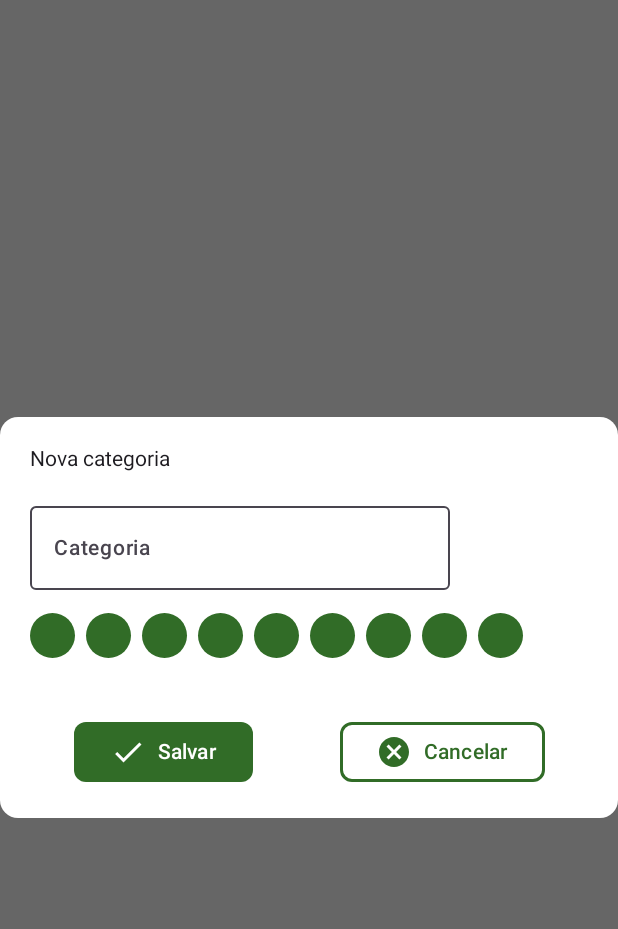
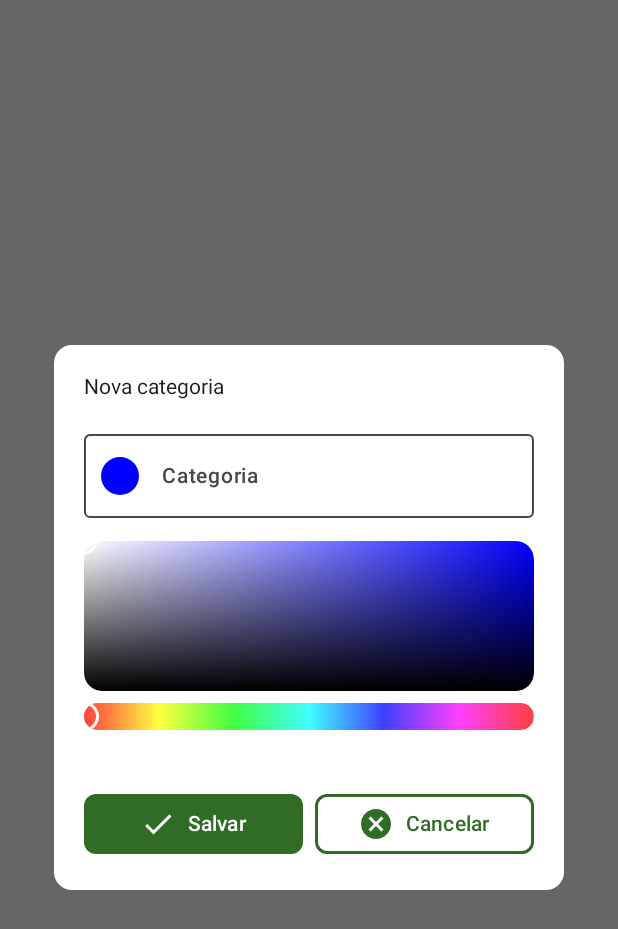
Before and after one commit to JoseLeandroNascimento/pomodo-task, an Android app built with Jetpack Compose: the @Preview function CreateCatoryPreview, on a phone screen of 412 x 824 dp. Shown: the top 929 px of the screen. Run offline under Robolectric (Android 15) with nearby library versions, the phone set to English and light mode, and no system bars.

Commit message:
feat: create modal de cadatro de categorias

```diff
--- /dev/null
+++ b/app/src/main/java/com/example/pomodo_task/components/HueBar.kt
@@ -0,0 +1,256 @@
+package com.example.pomodo_task.components
+
+import android.graphics.Bitmap
+import android.graphics.Canvas
+import android.graphics.Color
+import android.graphics.ComposeShader
+import android.graphics.LinearGradient
+import android.graphics.Paint
+import android.graphics.PorterDuff
+import android.graphics.RectF
+import android.graphics.Shader
+import androidx.compose.foundation.Canvas
+import androidx.compose.foundation.clickable
+import androidx.compose.foundation.gestures.detectDragGestures
+import androidx.compose.foundation.interaction.InteractionSource
+import androidx.compose.foundation.interaction.MutableInteractionSource
+import androidx.compose.foundation.interaction.PressInteraction
+import androidx.compose.foundation.layout.height
+import androidx.compose.foundation.layout.size
+import androidx.compose.foundation.layout.width
+import androidx.compose.foundation.shape.RoundedCornerShape
+import androidx.compose.runtime.Composable
+import androidx.compose.runtime.mutableStateOf
+import androidx.compose.runtime.remember
+import androidx.compose.runtime.rememberCoroutineScope
+import androidx.compose.ui.Modifier
+import androidx.compose.ui.composed
+import androidx.compose.ui.draw.clip
+import androidx.compose.ui.geometry.Offset
+import androidx.compose.ui.graphics.drawscope.DrawScope
+import androidx.compose.ui.graphics.drawscope.Stroke
+import androidx.compose.ui.graphics.drawscope.drawIntoCanvas
+import androidx.compose.ui.graphics.nativeCanvas
+import androidx.compose.ui.input.pointer.pointerInput
+import androidx.compose.ui.tooling.preview.Preview
+import androidx.compose.ui.unit.dp
+import androidx.core.graphics.toRect
+import kotlinx.coroutines.CoroutineScope
+import kotlinx.coroutines.launch
+
+@Composable
+fun HueBar(
+    modifier: Modifier = Modifier,
+    setColor: (Float) -> Unit
+) {
+    val scope = rememberCoroutineScope()
+    val interactionSource = remember {
+        MutableInteractionSource()
+    }
+    val pressOffset = remember {
+        mutableStateOf(Offset.Zero)
+    }
+
+    Canvas (
+        modifier = modifier
+            .height(50.dp)
+            .width(300.dp)
+            .clip(RoundedCornerShape(50))
+            .emitDragGesture(interactionSource)
+    ) {
+        val drawScopeSize = size
+        val bitmap = Bitmap.createBitmap(size.width.toInt(), size.height.toInt(), Bitmap.Config.ARGB_8888)
+        val hueCanvas = Canvas(bitmap)
+        val huePanel = RectF(0f, 0f, bitmap.width.toFloat(), bitmap.height.toFloat())
+        val hueColors = IntArray((huePanel.width()).toInt())
+        var hue = 0f
+        for (i in hueColors.indices) {
+            hueColors[i] = Color.HSVToColor(floatArrayOf(hue, 1f, 1f))
+            hue += 360f / hueColors.size
+        }
+        val linePaint = Paint()
+        linePaint.strokeWidth = 0F
+        for (i in hueColors.indices) {
+            linePaint.color = hueColors[i]
+            hueCanvas.drawLine(i.toFloat(), 0F, i.toFloat(), huePanel.bottom, linePaint)
+        }
+        drawBitmap(
+            bitmap = bitmap,
+            panel = huePanel
+        )
+        fun pointToHue(pointX: Float): Float {
+            val width = huePanel.width()
+            val x = when {
+                pointX < huePanel.left -> 0F
+                pointX > huePanel.right -> width
+                else -> pointX - huePanel.left
+            }
+            return x * 360f / width
+        }
+
+        scope.collectForPress(interactionSource) { pressPosition ->
+            val pressPos = pressPosition.x.coerceIn(0f..drawScopeSize.width)
+            pressOffset.value = Offset(pressPos, 0f)
+            val selectedHue = pointToHue(pressPos)
+            setColor(selectedHue)
+        }
+
+        drawCircle(
+            androidx.compose.ui.graphics.Color.White,
+            radius = size.height/2,
+            center = Offset(pressOffset.value.x, size.height/2),
+            style = Stroke(
+                width = 2.dp.toPx()
+            )
+        )
+    }
+}
+
+fun CoroutineScope.collectForPress(
+    interactionSource: InteractionSource,
+    setOffset: (Offset) -> Unit
+) {
+    launch {
+        interactionSource.interactions.collect { interaction ->
+            (interaction as? PressInteraction.Press)
+                ?.pressPosition
+                ?.let(setOffset)
+        }
+    }
+}
+
+private fun Modifier.emitDragGesture(
+    interactionSource: MutableInteractionSource
+): Modifier = composed {
+    val scope = rememberCoroutineScope()
+    pointerInput(Unit) {
+        detectDragGestures { input, _ ->
+            scope.launch {
+                interactionSource.emit(PressInteraction.Press(input.position))
+            }
+        }
+    }.clickable(interactionSource, null) {
+    }
+}
+
+private fun DrawScope.drawBitmap(
+    bitmap: Bitmap,
+    panel: RectF
+) {
+    drawIntoCanvas {
+        it.nativeCanvas.drawBitmap(
+            bitmap,
+            null,
+            panel.toRect(),
+            null
+        )
+    }
+}
+
+
+@Composable
+fun SatValPanel(
+    modifier: Modifier = Modifier,
+    hue: Float,
+    setSatVal: (Float, Float) -> Unit
+) {
+    val interactionSource = remember {
+        MutableInteractionSource()
+    }
+    val scope = rememberCoroutineScope()
+    var sat: Float
+    var value: Float
+    val pressOffset = remember {
+        mutableStateOf(Offset.Zero)
+    }
+    Canvas(
+        modifier = modifier
+            .size(300.dp)
+            .emitDragGesture(interactionSource)
+            .clip(RoundedCornerShape(12.dp))
+    ) {
+        val cornerRadius = 12.dp.toPx()
+        val satValSize = size
+        val bitmap = Bitmap.createBitmap(size.width.toInt(), size.height.toInt(), Bitmap.Config.ARGB_8888)
+        val canvas = Canvas(bitmap)
+        val satValPanel = RectF(0f, 0f, bitmap.width.toFloat(), bitmap.height.toFloat())
+        val rgb = Color.HSVToColor(floatArrayOf(hue, 1f, 1f))
+        val satShader =  LinearGradient(
+            satValPanel.left, satValPanel.top, satValPanel.right, satValPanel.top,
+            -0x1, rgb, Shader.TileMode.CLAMP
+        )
+        val valShader = LinearGradient(
+            satValPanel.left, satValPanel.top, satValPanel.left, satValPanel.bottom,
+            -0x1, -0x1000000, Shader.TileMode.CLAMP
+        )
+        canvas.drawRoundRect(
+            satValPanel,
+            cornerRadius,
+            cornerRadius,
+            Paint().apply {
+                shader = ComposeShader(
+                    valShader,
+                    satShader,
+                    PorterDuff.Mode.MULTIPLY
+                )
+            }
+        )
+        drawBitmap(
+            bitmap = bitmap,
+            panel = satValPanel
+        )
+
+        fun pointToSatVal(pointX: Float, pointY: Float): Pair<Float, Float> {
+            val width = satValPanel.width()
+            val height = satValPanel.height()
+            val x = when {
+                pointX < satValPanel.left -> 0f
+                pointX > satValPanel.right -> width
+                else -> pointX - satValPanel.left
+            }
+            val y = when {
+                pointY < satValPanel.top -> 0f
+                pointY > satValPanel.bottom -> height
+                else -> pointY - satValPanel.top
+            }
+            val satPoint = 1f / width * x
+            val valuePoint = 1f - 1f / height * y
+            return satPoint to valuePoint
+        }
+        scope.collectForPress(interactionSource) { pressPosition ->
+            val pressPositionOffset = Offset(
+                pressPosition.x.coerceIn(0f..satValSize.width),
+                pressPosition.y.coerceIn(0f..satValSize.height)
+            )
+
+            pressOffset.value = pressPositionOffset
+            val (satPoint, valuePoint) = pointToSatVal(pressPositionOffset.x, pressPositionOffset.y)
+            sat = satPoint
+            value = valuePoint
+            setSatVal(sat, value)
+        }
+        drawCircle(
+            color = androidx.compose.ui.graphics.Color.White,
+            radius = 8.dp.toPx(),
+            center = pressOffset.value,
+            style = Stroke(
+                width = 2.dp.toPx()
+            )
+        )
+        drawCircle(
+            color = androidx.compose.ui.graphics.Color.White,
+            radius = 2.dp.toPx(),
+            center = pressOffset.value,
+        )
+
+    }
+}
+
+
+@Preview
+@Composable
+private fun HueBarPreview() {
+
+    HueBar() {  }
+
+}
--- a/app/src/main/java/com/example/pomodo_task/components/InputText.kt
+++ b/app/src/main/java/com/example/pomodo_task/components/InputText.kt
@@ -24,7 +24,9 @@ fun InputText(
     onValueChange: (String) -> Unit,
     label: String,
     minLines: Int = 1,
-    maxLines: Int = 1
+    maxLines: Int = 1,
+    trailingIcon: @Composable (() -> Unit)? = null,
+    leadingIcon: @Composable (() -> Unit)? = null,
 ) {
 
     OutlinedTextField(
@@ -42,6 +44,8 @@ fun InputText(
             unfocusedContainerColor = if (isSystemInDarkTheme()) MaterialTheme.colorScheme.surface else Color.White,
             focusedLabelColor = Green300
         ),
+        trailingIcon = trailingIcon,
+        leadingIcon = leadingIcon,
         keyboardOptions = KeyboardOptions(keyboardType = KeyboardType.Text),
         value = value,
         minLines = minLines,
--- a/app/src/main/java/com/example/pomodo_task/screen/CreateCategory.kt
+++ b/app/src/main/java/com/example/pomodo_task/screen/CreateCategory.kt
@@ -9,6 +9,7 @@ import androidx.compose.foundation.layout.Box
 import androidx.compose.foundation.layout.Column
 import androidx.compose.foundation.layout.Row
 import androidx.compose.foundation.layout.Spacer
+import androidx.compose.foundation.layout.fillMaxSize
 import androidx.compose.foundation.layout.fillMaxWidth
 import androidx.compose.foundation.layout.height
 import androidx.compose.foundation.layout.padding
@@ -31,31 +32,59 @@ import androidx.compose.material3.MaterialTheme
 import androidx.compose.material3.OutlinedButton
 import androidx.compose.material3.Text
 import androidx.compose.runtime.Composable
+import androidx.compose.runtime.getValue
+import androidx.compose.runtime.mutableStateOf
+import androidx.compose.runtime.remember
+import androidx.compose.runtime.setValue
 import androidx.compose.ui.Alignment
 import androidx.compose.ui.Modifier
 import androidx.compose.ui.graphics.Color
+import androidx.compose.ui.graphics.toArgb
 import androidx.compose.ui.text.font.FontWeight
 import androidx.compose.ui.tooling.preview.Preview
 import androidx.compose.ui.unit.dp
 import androidx.compose.ui.unit.sp
+import androidx.compose.ui.window.DialogProperties
+import com.example.pomodo_task.components.HueBar
 import com.example.pomodo_task.components.InputText
+import com.example.pomodo_task.components.SatValPanel
 import com.example.pomodo_task.ui.theme.Green300
 
 @OptIn(ExperimentalMaterial3Api::class)
 @Composable
 fun CreateCatory(
     modifier: Modifier = Modifier,
-    onDismissRequest: ()->Unit,
+    onDismissRequest: () -> Unit,
     show: Boolean
 ) {
 
-    if(show){
+    var categoryName by remember { mutableStateOf("") }
+
+    val hsv = remember {
+        val hsv = floatArrayOf(0f, 0f, 0f)
+        android.graphics.Color.colorToHSV(Color.Blue.toArgb(), hsv)
+        mutableStateOf(
+            Triple(hsv[0], hsv[1], hsv[2])
+        )
+    }
+    val backgroundColor = remember(hsv.value) {
+        mutableStateOf(
+            Color.hsv(
+                hsv.value.first,
+                hsv.value.second,
+                hsv.value.third
+            )
+        )
+    }
+
+    if (show) {
 
         BasicAlertDialog(
             modifier = modifier,
             onDismissRequest = {
                 onDismissRequest()
             },
+            properties = DialogProperties(usePlatformDefaultWidth = false)
         ) {
 
             Card(
@@ -66,28 +95,66 @@ fun CreateCatory(
 
             ) {
                 Column(
-                    modifier = Modifier.padding(20.dp),
+                    modifier = Modifier
+                        .padding(20.dp)
+                        .width(300.dp),
                     verticalArrangement = Arrangement.spacedBy(15.dp)
                 ) {
-                    Text(text = "Nova categoria")
-                    InputText(
-                        value = "",
-                        onValueChange = {},
-                        label = "Categoria"
-
+                    Text(
+                        modifier = Modifier.fillMaxWidth(),
+                        text = "Nova categoria"
                     )
 
-                    ColorSelect()
+                    InputText(
+                        modifier = Modifier.fillMaxWidth(),
+                        value = categoryName,
+                        onValueChange = {
+                            categoryName = it
+                        },
+                        label = "Categoria",
+                        leadingIcon = {
+                            Box(
+                                modifier = Modifier
+                                    .size(25.dp)
+                                    .background(color = backgroundColor.value, shape = CircleShape)
+                            )
+                        }
+                    )
 
-                    Spacer(modifier =Modifier.height(8.dp))
+                    Column(
+                        modifier = Modifier.fillMaxWidth(),
+                        horizontalAlignment = Alignment.CenterHorizontally,
+                        verticalArrangement = Arrangement.Center
+                    ) {
+
+                        SatValPanel(
+                            modifier = Modifier
+                                .fillMaxWidth()
+                                .height(100.dp),
+                            hue = hsv.value.first
+                        ) { sat, value ->
+                            hsv.value = Triple(hsv.value.first, sat, value)
+                        }
+                        Spacer(modifier = Modifier.height(8.dp))
+                        HueBar(
+                            modifier = Modifier
+                                .height(18.dp)
+                                .fillMaxWidth(),
+                        ) { hue ->
+                            hsv.value = Triple(hue, hsv.value.second, hsv.value.third)
+                        }
+
+                    }
+
+                    Spacer(modifier = Modifier.height(8.dp))
                     Row(
                         modifier = Modifier.fillMaxWidth(),
                         verticalAlignment = Alignment.CenterVertically,
-                        horizontalArrangement = Arrangement.SpaceAround
+                        horizontalArrangement = Arrangement.spacedBy(8.dp)
                     ) {
 
                         Button(
-                            modifier = Modifier,
+                            modifier = Modifier.weight(1f),
                             colors = ButtonDefaults.buttonColors(
                                 containerColor = Green300
                             ),
@@ -113,7 +180,7 @@ fun CreateCatory(
                         }
 
                         OutlinedButton(
-                            modifier = Modifier,
+                            modifier = Modifier.weight(1f),
                             border = BorderStroke(width = 1.5.dp, color = Green300),
                             onClick = {
                                 onDismissRequest()
```
